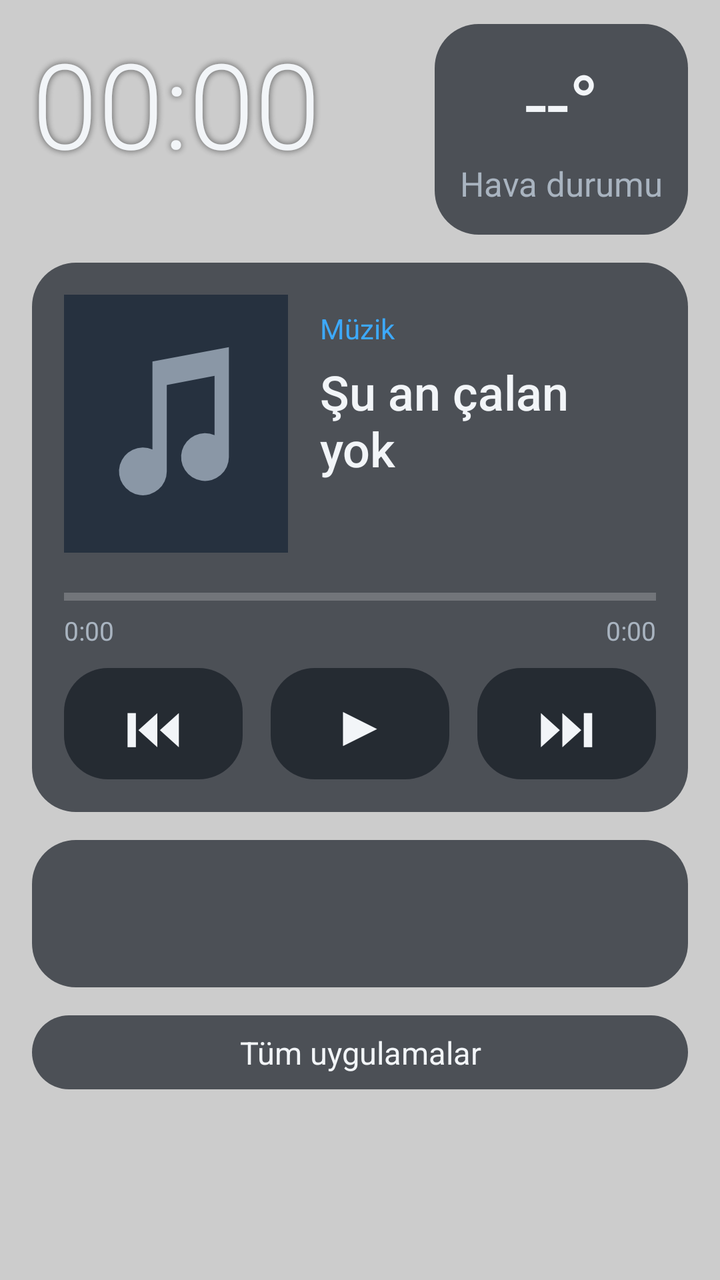
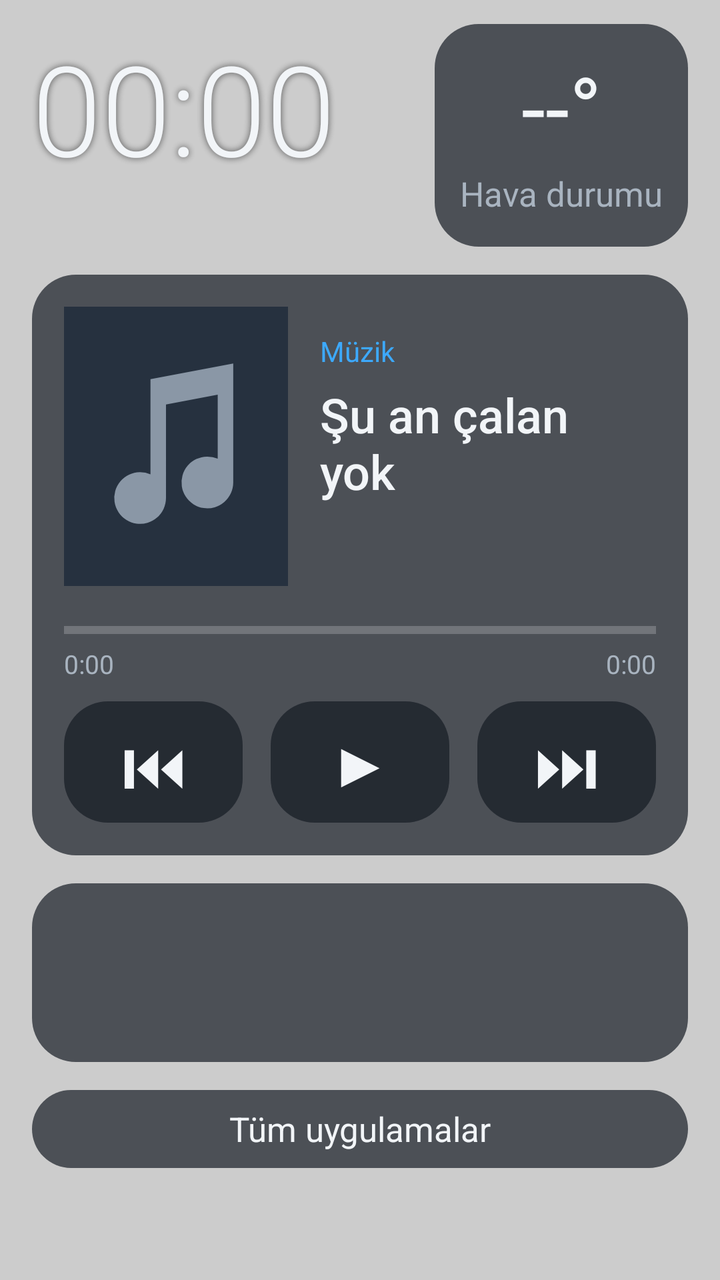

An Android layout rendered at two revisions. The XML below is the earlier revision; the diff shows what the commit changed to produce the second picture.
<!-- AndroidManifest.xml: activity theme AracTema.Duvar -->
<!-- res/layout/activity_main.xml -->
<?xml version="1.0" encoding="utf-8"?>
<LinearLayout xmlns:android="http://schemas.android.com/apk/res/android"
    android:id="@+id/kok"
    android:layout_width="match_parent"
    android:layout_height="match_parent"
    android:background="@color/perde"
    android:orientation="vertical"
    android:paddingStart="16dp"
    android:paddingTop="12dp"
    android:paddingEnd="16dp"
    android:paddingBottom="0dp">

    
    <LinearLayout
        android:layout_width="match_parent"
        android:layout_height="0dp"
        android:layout_weight="2"
        android:orientation="horizontal">

        <LinearLayout
            android:id="@+id/saatAlani"
            android:layout_width="0dp"
            android:layout_height="match_parent"
            android:layout_weight="3"
            android:orientation="vertical">

            <TextView
                android:id="@+id/saat"
                android:layout_width="match_parent"
                android:layout_height="0dp"
                android:layout_weight="3"
                android:autoSizeMaxTextSize="140sp"
                android:autoSizeMinTextSize="24sp"
                android:autoSizeTextType="uniform"
                android:fontFamily="sans-serif-light"
                android:gravity="start|bottom"
                android:maxLines="1"
                android:shadowColor="#99000000"
                android:shadowRadius="8"
                android:text="00:00"
                android:textColor="@color/yazi" />

            <TextView
                android:id="@+id/tarih"
                android:layout_width="match_parent"
                android:layout_height="0dp"
                android:layout_weight="1"
                android:autoSizeMaxTextSize="30sp"
                android:autoSizeMinTextSize="12sp"
                android:autoSizeTextType="uniform"
                android:gravity="start|top"
                android:maxLines="1"
                android:shadowColor="#99000000"
                android:shadowRadius="6"
                android:textColor="@color/yazi" />
        </LinearLayout>

        <LinearLayout
            android:id="@+id/havaKart"
            android:layout_width="0dp"
            android:layout_height="match_parent"
            android:layout_marginStart="12dp"
            android:layout_weight="2"
            android:background="@drawable/kart_bg"
            android:gravity="center"
            android:orientation="vertical"
            android:padding="12dp">

            <TextView
                android:id="@+id/sicaklik"
                android:layout_width="match_parent"
                android:layout_height="0dp"
                android:layout_weight="2"
                android:autoSizeMaxTextSize="64sp"
                android:autoSizeMinTextSize="16sp"
                android:autoSizeTextType="uniform"
                android:gravity="center"
                android:maxLines="1"
                android:text="--°"
                android:textColor="@color/yazi" />

            <TextView
                android:id="@+id/havaDurum"
                android:layout_width="match_parent"
                android:layout_height="0dp"
                android:layout_weight="1"
                android:autoSizeMaxTextSize="22sp"
                android:autoSizeMinTextSize="10sp"
                android:autoSizeTextType="uniform"
                android:gravity="center"
                android:maxLines="1"
                android:text="Hava durumu"
                android:textColor="@color/soluk" />
        </LinearLayout>
    </LinearLayout>

    
    <LinearLayout
        android:layout_width="match_parent"
        android:layout_height="0dp"
        android:layout_marginTop="14dp"
        android:layout_weight="5.2"
        android:background="@drawable/kart_bg"
        android:orientation="vertical"
        android:padding="16dp">

        <LinearLayout
            android:id="@+id/sarkiBilgi"
            android:layout_width="match_parent"
            android:layout_height="0dp"
            android:layout_weight="3"
            android:background="?android:attr/selectableItemBackground"
            android:clickable="true"
            android:focusable="true"
            android:orientation="horizontal">

            <ImageView
                android:id="@+id/kapak"
                android:layout_width="0dp"
                android:layout_height="match_parent"
                android:layout_weight="2"
                android:background="@drawable/kapak_bg"
                android:scaleType="centerCrop"
                android:src="@drawable/ic_muzik" />

            <LinearLayout
                android:layout_width="0dp"
                android:layout_height="match_parent"
                android:layout_marginStart="16dp"
                android:layout_weight="3"
                android:gravity="center_vertical"
                android:orientation="vertical">

                <TextView
                    android:id="@+id/kaynak"
                    android:layout_width="match_parent"
                    android:layout_height="wrap_content"
                    android:ellipsize="end"
                    android:maxLines="1"
                    android:text="Müzik"
                    android:textColor="@color/vurgu"
                    android:textSize="14sp" />

                <TextView
                    android:id="@+id/sarki"
                    android:layout_width="match_parent"
                    android:layout_height="wrap_content"
                    android:layout_marginTop="6dp"
                    android:ellipsize="end"
                    android:fontFamily="sans-serif-medium"
                    android:maxLines="2"
                    android:text="Şu an çalan yok"
                    android:textColor="@color/yazi"
                    android:textSize="24sp" />

                <TextView
                    android:id="@+id/sanatci"
                    android:layout_width="match_parent"
                    android:layout_height="wrap_content"
                    android:layout_marginTop="4dp"
                    android:ellipsize="end"
                    android:maxLines="1"
                    android:textColor="@color/soluk"
                    android:textSize="18sp" />
            </LinearLayout>
        </LinearLayout>

        <ProgressBar
            android:id="@+id/ilerleme"
            style="@android:style/Widget.Material.ProgressBar.Horizontal"
            android:layout_width="match_parent"
            android:layout_height="wrap_content"
            android:layout_marginTop="14dp"
            android:max="1000"
            android:progress="0"
            android:progressTint="@color/vurgu" />

        <LinearLayout
            android:layout_width="match_parent"
            android:layout_height="wrap_content"
            android:orientation="horizontal">

            <TextView
                android:id="@+id/gecen"
                android:layout_width="0dp"
                android:layout_height="wrap_content"
                android:layout_weight="1"
                android:text="0:00"
                android:textColor="@color/soluk"
                android:textSize="13sp" />

            <TextView
                android:id="@+id/toplam"
                android:layout_width="0dp"
                android:layout_height="wrap_content"
                android:layout_weight="1"
                android:gravity="end"
                android:text="0:00"
                android:textColor="@color/soluk"
                android:textSize="13sp" />
        </LinearLayout>

        <LinearLayout
            android:layout_width="match_parent"
            android:layout_height="0dp"
            android:layout_marginTop="10dp"
            android:layout_weight="1.3"
            android:orientation="horizontal">

            <TextView
                android:id="@+id/onceki"
                style="@style/MedyaButon"
                android:layout_marginEnd="7dp"
                android:text="⏮" />

            <TextView
                android:id="@+id/oynat"
                style="@style/MedyaButon"
                android:layout_marginStart="7dp"
                android:layout_marginEnd="7dp"
                android:text="▶" />

            <TextView
                android:id="@+id/sonraki"
                style="@style/MedyaButon"
                android:layout_marginStart="7dp"
                android:text="⏭" />
        </LinearLayout>
    </LinearLayout>

    
    <LinearLayout
        android:id="@+id/dok"
        android:layout_width="match_parent"
        android:layout_height="0dp"
        android:layout_marginTop="14dp"
        android:layout_weight="1.4"
        android:background="@drawable/kart_bg"
        android:gravity="center"
        android:orientation="horizontal"
        android:padding="6dp" />

    
    <TextView
        android:id="@+id/uygulamalar"
        android:layout_width="match_parent"
        android:layout_height="0dp"
        android:layout_marginTop="14dp"
        android:layout_weight="0.7"
        android:autoSizeMaxTextSize="26sp"
        android:autoSizeMinTextSize="12sp"
        android:autoSizeTextType="uniform"
        android:background="@drawable/buton_bg"
        android:clickable="true"
        android:focusable="true"
        android:gravity="center"
        android:maxLines="1"
        android:padding="8dp"
        android:text="Tüm uygulamalar"
        android:textColor="@color/yazi" />

    
    <View
        android:layout_width="match_parent"
        android:layout_height="0dp"
        android:layout_weight="1.8" />
</LinearLayout>
<!-- resources referenced by this layout -->
<resources>
  <color name="perde">#33000000</color>
  <color name="soluk">#A9B4C0</color>
  <color name="vurgu">#3DA9FC</color>
  <color name="yazi">#F2F5F8</color>
  <!-- drawable buton_bg (drawable) -->
  <?xml version="1.0" encoding="utf-8"?>
  <selector xmlns:android="http://schemas.android.com/apk/res/android">
      <item android:state_pressed="true">
          <shape android:shape="rectangle">
              <solid android:color="@color/kart_basili" />
              <corners android:radius="22dp" />
          </shape>
      </item>
      <item>
          <shape android:shape="rectangle">
              <solid android:color="@color/kart_seffaf" />
              <corners android:radius="22dp" />
          </shape>
      </item>
  </selector>
  <!-- drawable ic_muzik (drawable) -->
  <?xml version="1.0" encoding="utf-8"?>
  <vector xmlns:android="http://schemas.android.com/apk/res/android"
      android:width="108dp"
      android:height="108dp"
      android:viewportWidth="108"
      android:viewportHeight="108">
      <path android:fillColor="#26313F" android:pathData="M0,0h108v108h-108z" />
      <path
          android:fillColor="#8A97A6"
          android:pathData="M44,28 L76,22 L76,68 A10,10 0 1,1 70,58.8 L70,34 L50,37.8 L50,74 A10,10 0 1,1 44,64.8 Z" />
  </vector>
  <!-- drawable kapak_bg (drawable) -->
  <?xml version="1.0" encoding="utf-8"?>
  <shape xmlns:android="http://schemas.android.com/apk/res/android" android:shape="rectangle">
      <solid android:color="#26313F" />
      <corners android:radius="16dp" />
  </shape>
  <!-- drawable kart_bg (drawable) -->
  <?xml version="1.0" encoding="utf-8"?>
  <shape xmlns:android="http://schemas.android.com/apk/res/android" android:shape="rectangle">
      <solid android:color="@color/kart_seffaf" />
      <corners android:radius="22dp" />
  </shape>
  <style name="MedyaButon">
          <item name="android:layout_width">0dp</item>
          <item name="android:layout_height">match_parent</item>
          <item name="android:layout_weight">1</item>
          <item name="android:background">@drawable/buton_bg</item>
          <item name="android:clickable">true</item>
          <item name="android:focusable">true</item>
          <item name="android:gravity">center</item>
          <item name="android:maxLines">1</item>
          <item name="android:padding">8dp</item>
          <item name="android:textColor">@color/yazi</item>
          <item name="android:autoSizeTextType">uniform</item>
          <item name="android:autoSizeMinTextSize">14sp</item>
          <item name="android:autoSizeMaxTextSize">48sp</item>
      </style>
  <style name="AracTema.Duvar">
          <item name="android:windowShowWallpaper">true</item>
          <item name="android:windowBackground">@android:color/transparent</item>
          <item name="android:statusBarColor">@android:color/transparent</item>
          <item name="android:navigationBarColor">@android:color/transparent</item>
      </style>
  <color name="kart_basili">#E626313F</color>
  <color name="kart_seffaf">#B3161C24</color>
</resources>

<!-- the commit's change to res/layout/activity_main.xml (unified diff, before → after) -->
@@ -234,7 +234,7 @@
         android:layout_width="match_parent"
         android:layout_height="0dp"
         android:layout_marginTop="14dp"
-        android:layout_weight="1.4"
+        android:layout_weight="1.6"
         android:background="@drawable/kart_bg"
         android:gravity="center"
         android:orientation="horizontal"
@@ -263,5 +263,5 @@
     <View
         android:layout_width="match_parent"
         android:layout_height="0dp"
-        android:layout_weight="1.8" />
+        android:layout_weight="1.0" />
 </LinearLayout>
